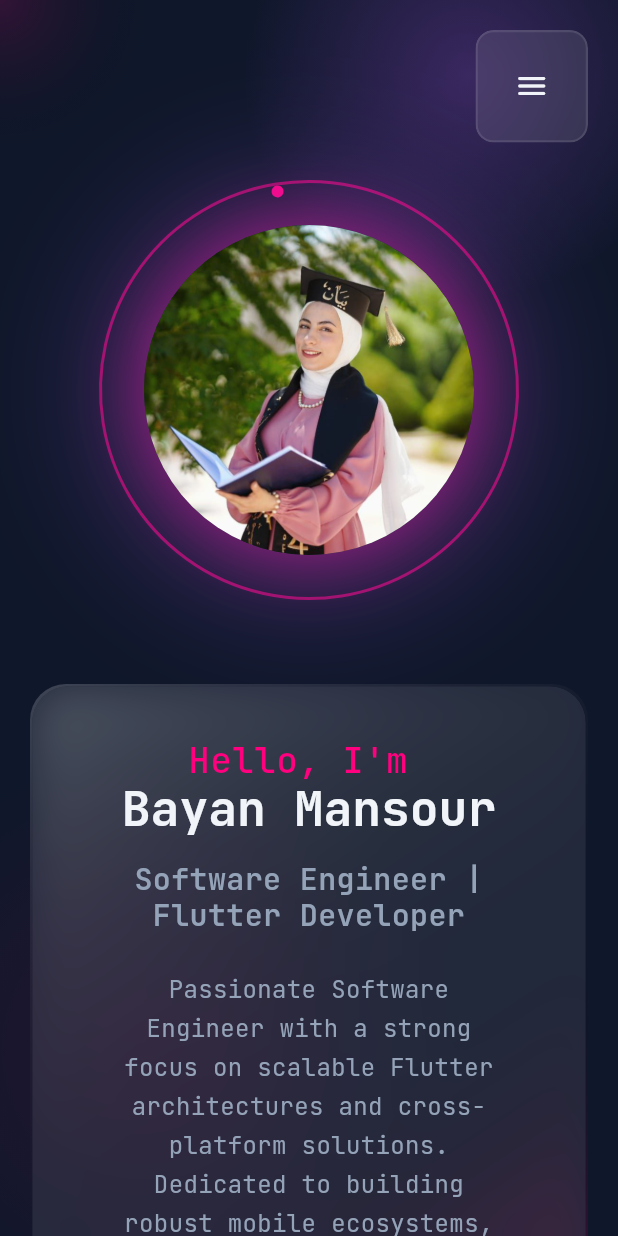
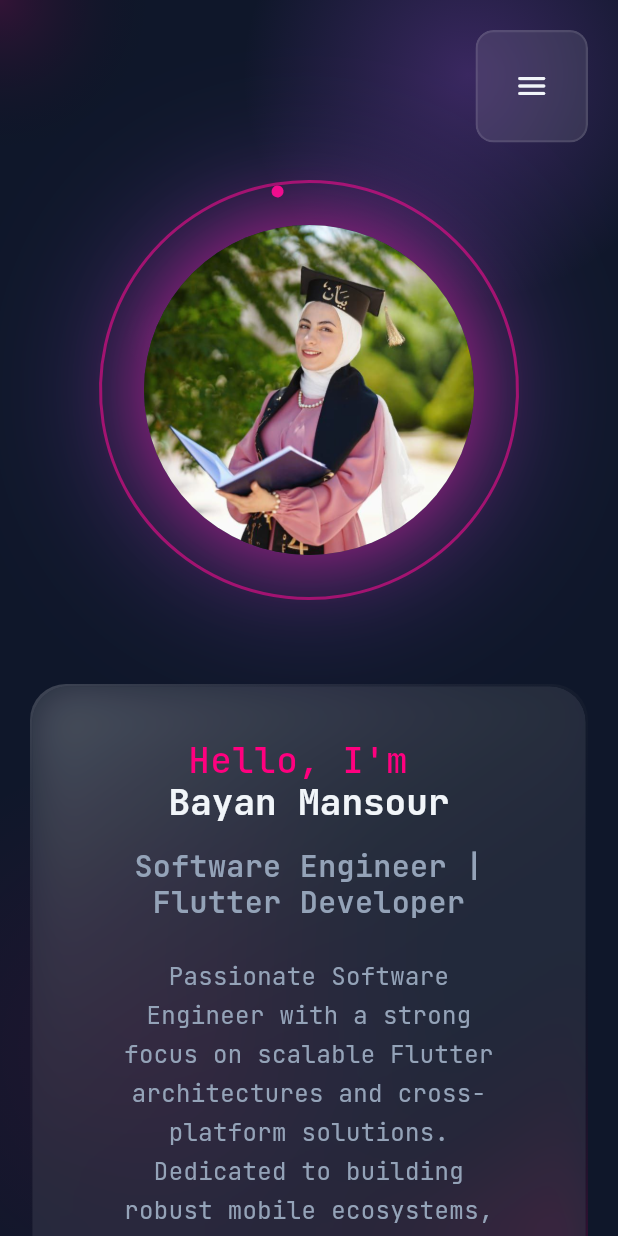
Before and after one commit to BayannMansour01/my-portfolio, a Flutter app: the screen it shows after launch, on a phone screen of 412 x 824 dp. Run offline on Flutter 3.47's test engine with Material 3 defaults, Android fonts, the light colour scheme and no system bars; drawn by our look-alikes of animated_text_kit; our stand-ins replace flutter_animate, font_awesome_flutter, google_fonts.

Commit message:
Fix mobile menu, responsive text, and caching issues

```diff
--- a/lib/main.dart
+++ b/lib/main.dart
@@ -1,6 +1,8 @@
 import 'package:flutter/material.dart';
 import 'package:google_fonts/google_fonts.dart';
+import 'package:my_portfolio/data/data.dart';
 import 'package:my_portfolio/utils/app_colors.dart';
+import 'package:my_portfolio/utils/text_styles.dart';
 import 'package:my_portfolio/views/components/mouse_glow.dart';
 import 'package:my_portfolio/views/sections/hero_section.dart';
 import 'package:my_portfolio/views/sections/skills_section.dart';
@@ -74,10 +76,72 @@ class _ScrollyPortfolioHomeState extends State<ScrollyPortfolioHome> {
     );
   }
 
+  final GlobalKey<ScaffoldState> _scaffoldKey = GlobalKey<ScaffoldState>();
+
   @override
   Widget build(BuildContext context) {
     return Scaffold(
+      key: _scaffoldKey,
       backgroundColor: AppColors.background,
+      endDrawer: Drawer(
+        backgroundColor: AppColors.backgroundLight,
+        child: ListView(
+          padding: EdgeInsets.zero,
+          children: [
+            DrawerHeader(
+              decoration: const BoxDecoration(
+                color: AppColors.background,
+              ),
+              child: Column(
+                mainAxisAlignment: MainAxisAlignment.center,
+                children: [
+                   const CircleAvatar(
+                    radius: 40,
+                    backgroundImage: AssetImage(PortfolioData.avatarUrl),
+                  ),
+                  const SizedBox(height: 10),
+                  Text(
+                    PortfolioData.name,
+                    style: AppTextStyles.title.copyWith(fontSize: 18),
+                  ),
+                ],
+              ),
+            ),
+            ListTile(
+              leading: const Icon(Icons.home, color: AppColors.primary),
+              title: const Text("Home"),
+              onTap: () {
+                Navigator.pop(context);
+                _scrollToSection(_heroKey);
+              },
+            ),
+            ListTile(
+              leading: const Icon(Icons.work, color: AppColors.primary),
+              title: const Text("Projects"),
+              onTap: () {
+                Navigator.pop(context);
+                _scrollToSection(_projectsKey);
+              },
+            ),
+            ListTile(
+              leading: const Icon(Icons.history_edu, color: AppColors.primary),
+              title: const Text("Experience"),
+              onTap: () {
+                Navigator.pop(context);
+                _scrollToSection(_experienceKey);
+              },
+            ),
+            ListTile(
+              leading: const Icon(Icons.code, color: AppColors.primary),
+              title: const Text("Skills"),
+              onTap: () {
+                Navigator.pop(context);
+                _scrollToSection(_skillsKey);
+              },
+            ),
+          ],
+        ),
+      ),
       body: MouseGlow(
         child: LayoutBuilder(
           builder: (context, constraints) {
@@ -150,7 +214,7 @@ class _ScrollyPortfolioHomeState extends State<ScrollyPortfolioHome> {
                               Icons.menu_rounded,
                               color: AppColors.textPrimary,
                             ),
-                            onPressed: () => _scrollToSection(_heroKey),
+                            onPressed: () => _scaffoldKey.currentState?.openEndDrawer(),
                           ),
                         )
                       : _buildGlassDock(context),
--- a/lib/views/sections/hero_section.dart
+++ b/lib/views/sections/hero_section.dart
@@ -92,10 +92,13 @@ class HeroSection extends StatelessWidget {
                             "Hello, I'm ",
                             style: AppTextStyles.title.copyWith(
                               color: AppColors.primary,
+                              fontSize: MediaQuery.of(context).size.width < 600 ? 24 : 32,
                             ),
                           ),
                           DefaultTextStyle(
-                            style: AppTextStyles.header.copyWith(fontSize: 32),
+                            style: AppTextStyles.header.copyWith(
+                              fontSize: MediaQuery.of(context).size.width < 600 ? 24 : 32,
+                            ),
                             child: AnimatedTextKit(
                               animatedTexts: [
                                 TypewriterAnimatedText(
```
Also changed, not shown: 1 other file.
